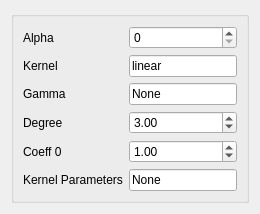
First picture: the form in ui/KRR.ui, repository tthatcher95/PyHAT_Point_Spectra_GUI, before the edit.
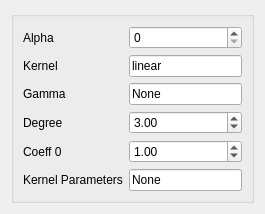
Second picture: the form after the edit.

Diff of the .ui file:
```diff
--- a/ui/KRR.ui
+++ b/ui/KRR.ui
@@ -2,6 +2,14 @@
 <ui version="4.0">
  <class>Form</class>
  <widget class="QWidget" name="Form">
+  <property name="geometry">
+   <rect>
+    <x>0</x>
+    <y>0</y>
+    <width>265</width>
+    <height>188</height>
+   </rect>
+  </property>
   <property name="sizePolicy">
    <sizepolicy hsizetype="Ignored" vsizetype="Ignored">
     <horstretch>0</horstretch>
```
Left out of the diff: 42 changed lines with no effect on the pictures.
